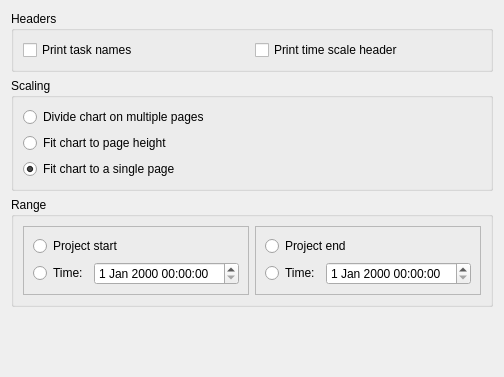
Qt form src/libs/ui/kptganttprintingoptions.ui (KDE/calligraplan) before a commit.
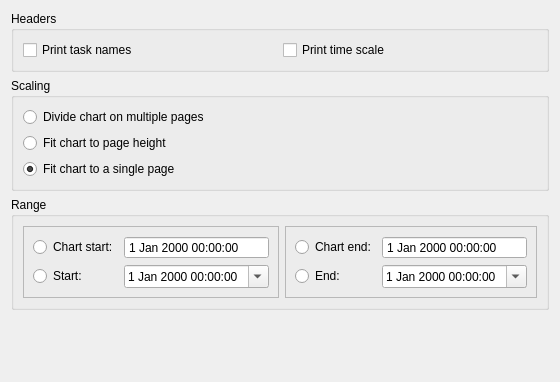
The same form after that commit.

Commit message: GanttPrintingOptions: Improve ui and initate dialog properly

The edit to the form file:
```diff
--- a/src/libs/ui/kptganttprintingoptions.ui
+++ b/src/libs/ui/kptganttprintingoptions.ui
@@ -6,8 +6,8 @@
    <rect>
     <x>0</x>
     <y>0</y>
-    <width>486</width>
-    <height>377</height>
+    <width>547</width>
+    <height>382</height>
    </rect>
   </property>
   <layout class="QVBoxLayout" name="verticalLayout_2">
@@ -27,7 +27,7 @@
       <item>
        <widget class="QCheckBox" name="ui_printColumnLabels">
         <property name="text">
-         <string>Print time scale header</string>
+         <string comment="@option:check">Print time scale</string>
         </property>
        </widget>
       </item>
@@ -81,27 +81,43 @@
         <property name="frameShadow">
          <enum>QFrame::Raised</enum>
         </property>
-        <layout class="QVBoxLayout" name="verticalLayout_4">
-         <item>
+        <layout class="QGridLayout" name="gridLayout_2">
+         <item row="0" column="0">
           <widget class="QRadioButton" name="ui_projectStartBtn">
            <property name="text">
-            <string>Project start</string>
+            <string comment="@option:radio">Chart start:</string>
            </property>
           </widget>
          </item>
-         <item>
-          <layout class="QHBoxLayout" name="horizontalLayout_5">
-           <item>
-            <widget class="QRadioButton" name="ui_startTimeBtn">
-             <property name="text">
-              <string>Time:</string>
-             </property>
-            </widget>
-           </item>
-           <item>
-            <widget class="QDateTimeEdit" name="ui_startTime"/>
-           </item>
-          </layout>
+         <item row="0" column="1">
+          <widget class="QDateTimeEdit" name="ui_chartStartTime">
+           <property name="enabled">
+            <bool>true</bool>
+           </property>
+           <property name="buttonSymbols">
+            <enum>QAbstractSpinBox::NoButtons</enum>
+           </property>
+          </widget>
+         </item>
+         <item row="1" column="0">
+          <widget class="QRadioButton" name="ui_startTimeBtn">
+           <property name="text">
+            <string comment="@option:radio">Start:</string>
+           </property>
+          </widget>
+         </item>
+         <item row="1" column="1">
+          <widget class="QDateTimeEdit" name="ui_startTime">
+           <property name="enabled">
+            <bool>true</bool>
+           </property>
+           <property name="readOnly">
+            <bool>false</bool>
+           </property>
+           <property name="calendarPopup">
+            <bool>true</bool>
+           </property>
+          </widget>
          </item>
         </layout>
        </widget>
@@ -114,27 +130,37 @@
         <property name="frameShadow">
          <enum>QFrame::Raised</enum>
         </property>
-        <layout class="QVBoxLayout" name="verticalLayout_5">
-         <item>
+        <layout class="QGridLayout" name="gridLayout">
+         <item row="0" column="0">
           <widget class="QRadioButton" name="ui_projectEndBtn">
            <property name="text">
-            <string>Project end</string>
+            <string comment="@option:radio">Chart end:</string>
            </property>
           </widget>
          </item>
-         <item>
-          <layout class="QHBoxLayout" name="horizontalLayout_6">
-           <item>
-            <widget class="QRadioButton" name="ui_endTimeBtn">
-             <property name="text">
-              <string>Time:</string>
-             </property>
-            </widget>
-           </item>
-           <item>
-            <widget class="QDateTimeEdit" name="ui_endTime"/>
-           </item>
-          </layout>
+         <item row="0" column="1">
+          <widget class="QDateTimeEdit" name="ui_chartEndTime">
+           <property name="enabled">
+            <bool>true</bool>
+           </property>
+           <property name="buttonSymbols">
+            <enum>QAbstractSpinBox::NoButtons</enum>
+           </property>
+          </widget>
+         </item>
+         <item row="1" column="0">
+          <widget class="QRadioButton" name="ui_endTimeBtn">
+           <property name="text">
+            <string comment="@option:radio">End:</string>
+           </property>
+          </widget>
+         </item>
+         <item row="1" column="1">
+          <widget class="QDateTimeEdit" name="ui_endTime">
+           <property name="calendarPopup">
+            <bool>true</bool>
+           </property>
+          </widget>
          </item>
         </layout>
        </widget>
```
Left out of the diff: 14 changed lines with no effect on the pictures. The commit also changes 2 other files.
